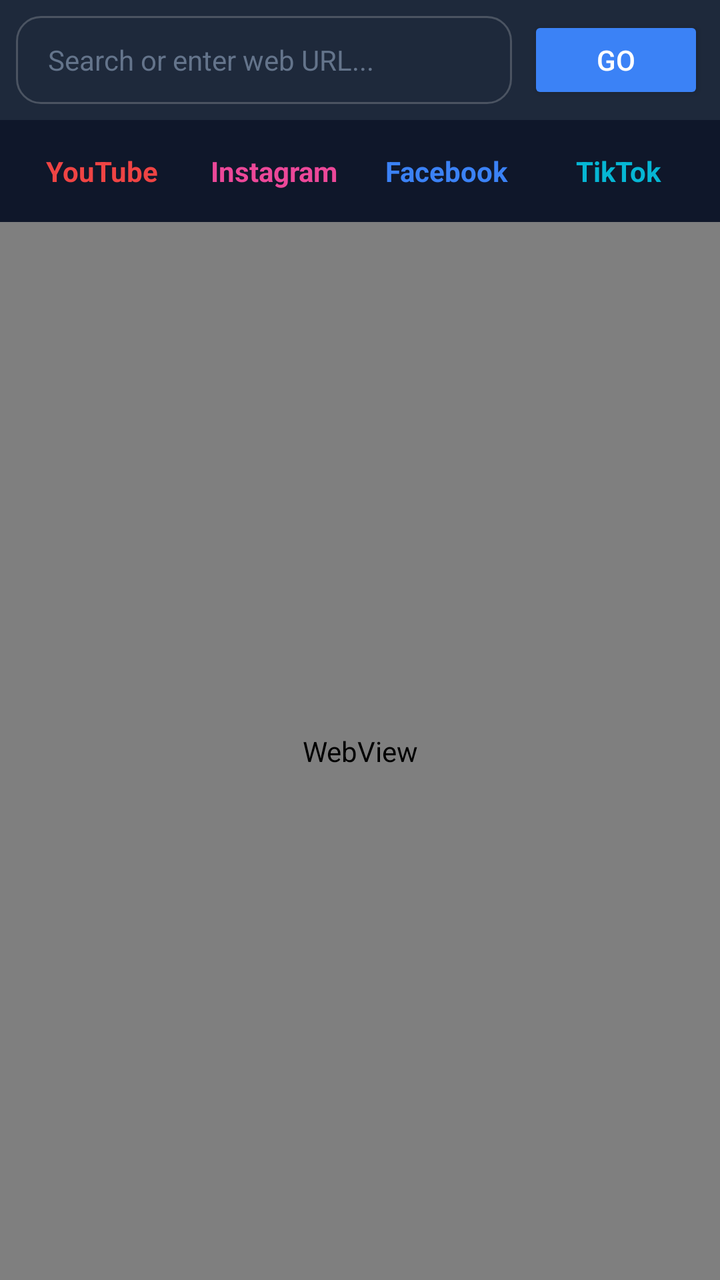
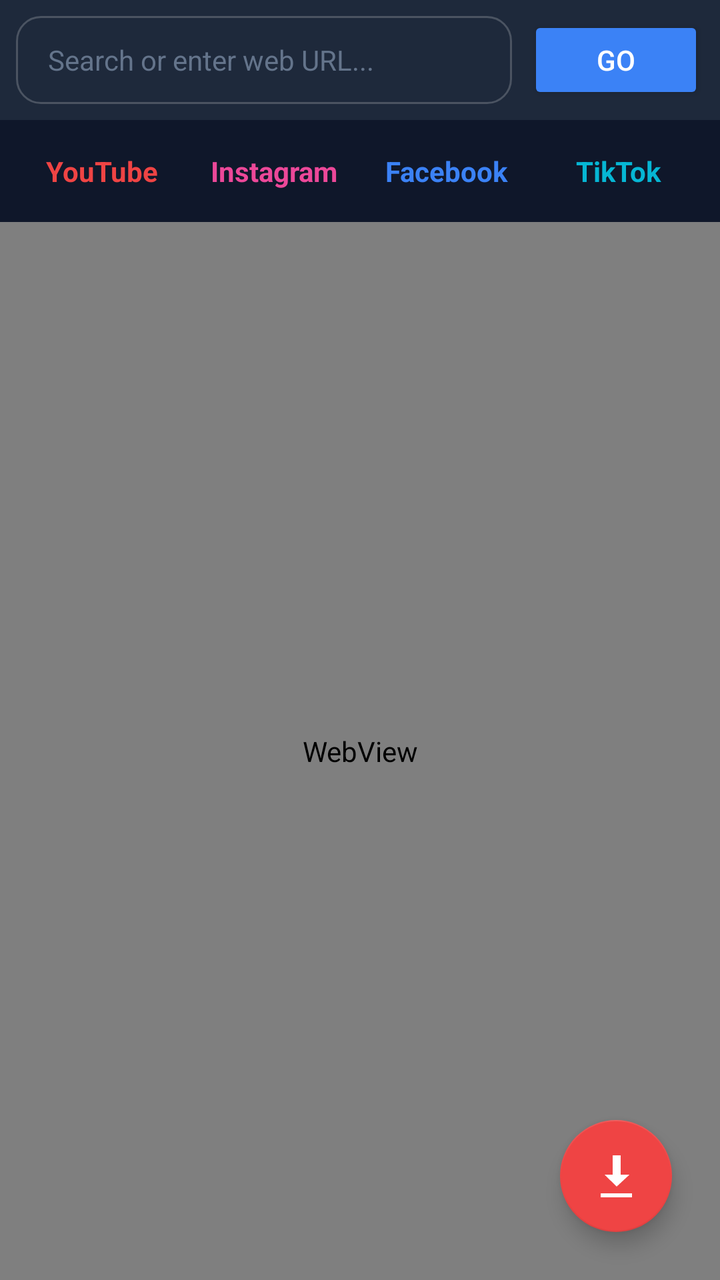

The first picture is an Android layout as it rendered before a commit; the second is the same layout after the commit. The layout source and the unified diff follow.
<!-- AndroidManifest.xml: application theme Theme.AppCompat.Light.NoActionBar -->
<!-- res/layout/fragment_browser.xml -->
<?xml version="1.0" encoding="utf-8"?>
<androidx.constraintlayout.widget.ConstraintLayout 
    xmlns:android="http://schemas.android.com/apk/res/android"
    xmlns:app="http://schemas.android.com/apk/res-auto"
    android:layout_width="match_parent"
    android:layout_height="match_parent"
    android:background="#0f172a">

    
    <LinearLayout
        android:id="@+id/addressBarLayout"
        android:layout_width="0dp"
        android:layout_height="wrap_content"
        android:background="#1e293b"
        android:orientation="horizontal"
        android:padding="8dp"
        app:layout_constraintEnd_toEndOf="parent"
        app:layout_constraintStart_toStartOf="parent"
        app:layout_constraintTop_toTopOf="parent">

        <EditText
            android:id="@+id/urlEditText"
            android:layout_width="0dp"
            android:layout_height="44dp"
            android:layout_weight="1"
            android:background="@drawable/rounded_bg"
            android:hint="Search or enter web URL..."
            android:imeOptions="actionGo"
            android:inputType="textUri"
            android:paddingStart="16dp"
            android:paddingEnd="16dp"
            android:textColor="#f8fafc"
            android:textColorHint="#64748b"
            android:textSize="14sp" />

        <Button
            android:id="@+id/goButton"
            android:layout_width="wrap_content"
            android:layout_height="44dp"
            android:layout_marginStart="8dp"
            android:backgroundTint="#3b82f6"
            android:text="Go"
            android:textColor="#ffffff" />
    </LinearLayout>

    
    <LinearLayout
        android:id="@+id/shortcutsLayout"
        android:layout_width="0dp"
        android:layout_height="wrap_content"
        android:background="#0f172a"
        android:gravity="center"
        android:orientation="horizontal"
        android:padding="8dp"
        app:layout_constraintEnd_toEndOf="parent"
        app:layout_constraintStart_toStartOf="parent"
        app:layout_constraintTop_toBottomOf="@id/addressBarLayout">

        <TextView
            android:id="@+id/btnYoutube"
            android:layout_width="0dp"
            android:layout_height="wrap_content"
            android:layout_weight="1"
            android:gravity="center"
            android:padding="8dp"
            android:text="YouTube"
            android:textColor="#ef4444"
            android:textStyle="bold" />

        <TextView
            android:id="@+id/btnInstagram"
            android:layout_width="0dp"
            android:layout_height="wrap_content"
            android:layout_weight="1"
            android:gravity="center"
            android:padding="8dp"
            android:text="Instagram"
            android:textColor="#ec4899"
            android:textStyle="bold" />

        <TextView
            android:id="@+id/btnFacebook"
            android:layout_width="0dp"
            android:layout_height="wrap_content"
            android:layout_weight="1"
            android:gravity="center"
            android:padding="8dp"
            android:text="Facebook"
            android:textColor="#3b82f6"
            android:textStyle="bold" />

        <TextView
            android:id="@+id/btnTikTok"
            android:layout_width="0dp"
            android:layout_height="wrap_content"
            android:layout_weight="1"
            android:gravity="center"
            android:padding="8dp"
            android:text="TikTok"
            android:textColor="#06b6d4"
            android:textStyle="bold" />
    </LinearLayout>

    
    <WebView
        android:id="@+id/webView"
        android:layout_width="0dp"
        android:layout_height="0dp"
        app:layout_constraintBottom_toBottomOf="parent"
        app:layout_constraintEnd_toEndOf="parent"
        app:layout_constraintStart_toStartOf="parent"
        app:layout_constraintTop_toBottomOf="@id/shortcutsLayout" />

    
    <com.google.android.material.floatingactionbutton.FloatingActionButton
        android:id="@+id/videoSnifferFab"
        android:layout_width="wrap_content"
        android:layout_height="wrap_content"
        android:layout_margin="24dp"
        android:contentDescription="Download Detected Video"
        android:src="@android:drawable/stat_sys_download"
        android:visibility="gone"
        app:backgroundTint="#ef4444"
        app:tint="#ffffff"
        app:layout_constraintBottom_toBottomOf="parent"
        app:layout_constraintEnd_toEndOf="parent" />

</androidx.constraintlayout.widget.ConstraintLayout>
<!-- resources referenced by this layout -->
<resources>
  <!-- drawable rounded_bg (drawable) -->
  <?xml version="1.0" encoding="utf-8"?>
  <shape xmlns:android="http://schemas.android.com/apk/res/android">
      <solid android:color="#1e293b"/>
      <corners android:radius="12dp"/>
      <stroke android:width="1dp" android:color="#33ffffff"/>
  </shape>
</resources>

<!-- the commit's change to res/layout/fragment_browser.xml (unified diff, before → after) -->
@@ -117,9 +117,9 @@
         android:layout_width="wrap_content"
         android:layout_height="wrap_content"
         android:layout_margin="24dp"
-        android:contentDescription="Download Detected Video"
+        android:contentDescription="Download Video / Media"
         android:src="@android:drawable/stat_sys_download"
-        android:visibility="gone"
+        android:visibility="visible"
         app:backgroundTint="#ef4444"
         app:tint="#ffffff"
         app:layout_constraintBottom_toBottomOf="parent"
